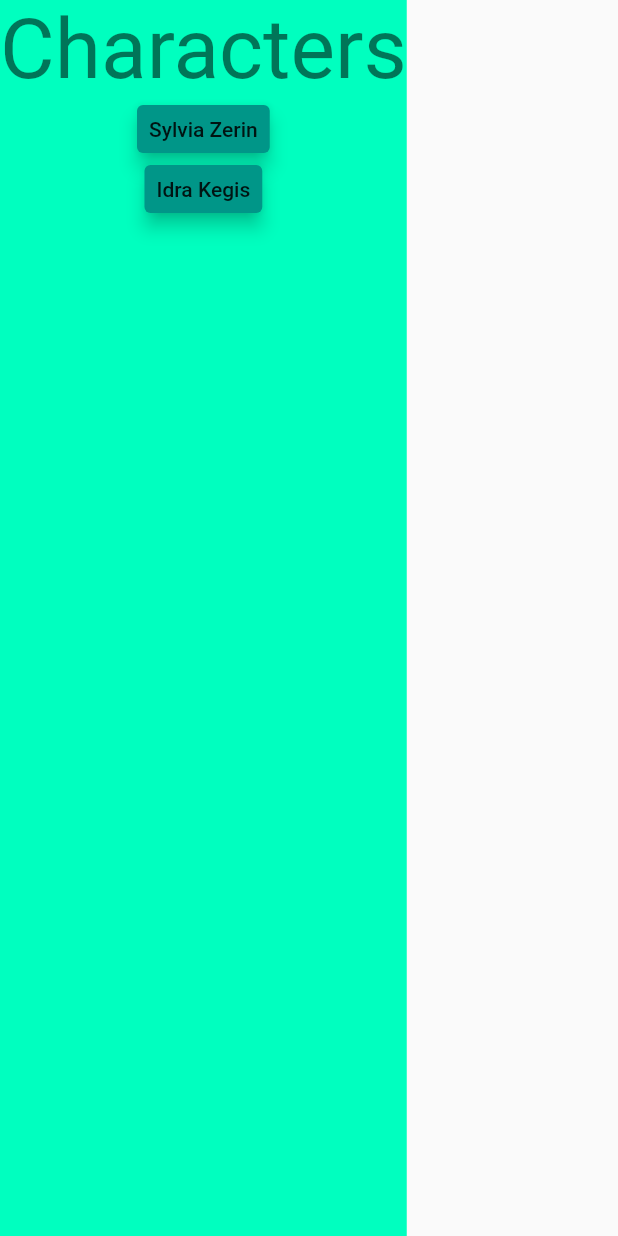
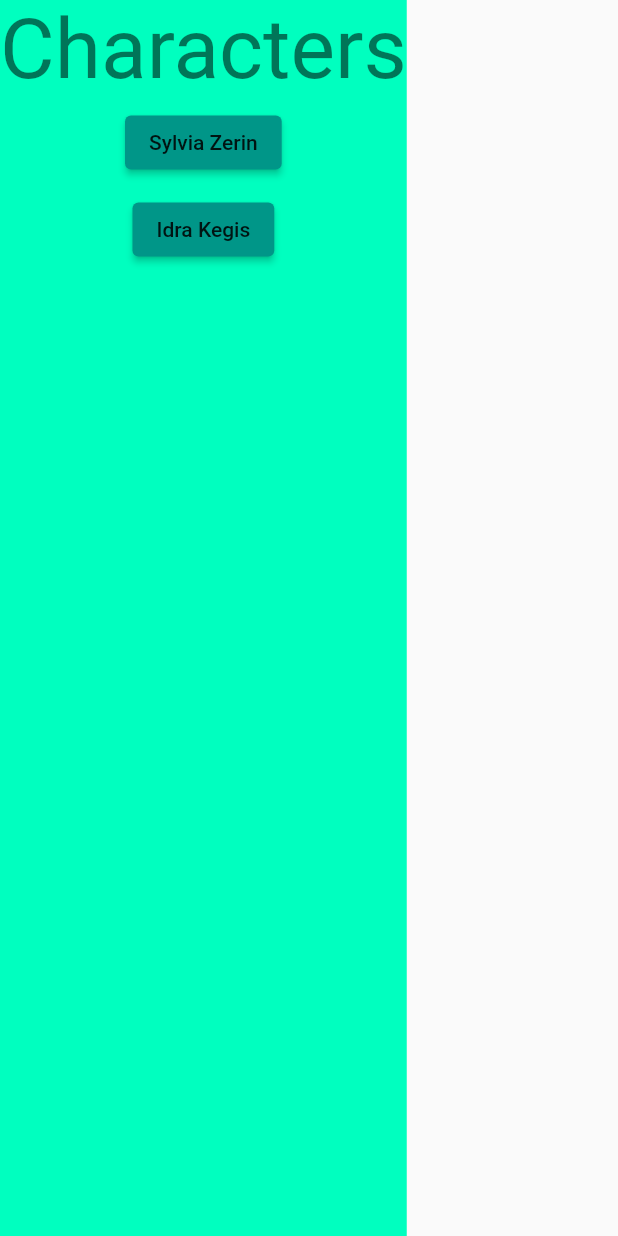
Before and after one commit to KiraResari/ceal-chronicler-f, a Flutter app: the CharacterSelectionView widget shown alone on an empty page, opened directly, on a phone screen of 412 x 824 dp. Run offline on Flutter 3.47's test engine with Material 2 defaults, Android fonts, the phone set to English and light mode, and no system bars; our stand-ins replace event_bus, get_it.

Commit message:
Added character view

```diff
--- a/lib/characters/character_selection_view.dart
+++ b/lib/characters/character_selection_view.dart
@@ -1,8 +1,11 @@
+import 'package:event_bus/event_bus.dart';
 import 'package:flutter/material.dart';
 import 'package:provider/provider.dart';
 
 import '../custom_colors.dart';
 import '../app_state.dart';
+import '../events/open_character_view_event.dart';
+import '../get_it_context.dart';
 import 'character.dart';
 
 class CharacterSelectionView extends StatelessWidget {
@@ -25,31 +28,34 @@ class CharacterSelectionView extends StatelessWidget {
           "Characters",
           style: titleStyle,
         ),
-        Column(children: _buildCharacterCards(context)),
+        Column(children: _buildCharacterButtons(context)),
       ],
     );
   }
 
-  List<Card> _buildCharacterCards(BuildContext context) {
+  List<Widget> _buildCharacterButtons(BuildContext context) {
     var appState = context.watch<AppState>();
     List<Character> characters = appState.getCharacters();
 
-    List<Card> characterCards = [];
+    List<Widget> characterButtons = [];
     for (var character in characters) {
-      var card = _buildCharacterCard(character, context);
-      characterCards.add(card);
+      var button = _buildCharacterButton(character, context);
+      characterButtons.add(button);
     }
-    return characterCards;
+    return characterButtons;
   }
 
-  Card _buildCharacterCard(Character character, BuildContext context) {
+  Widget _buildCharacterButton(
+      Character character, BuildContext context) {
+    var eventBus = getIt.get<EventBus>();
     var theme = Theme.of(context);
     TextStyle buttonStyle = theme.textTheme.button!;
-    return Card(
-      color: theme.colorScheme.primary,
-      elevation: 5,
-      child: Padding(
-        padding: const EdgeInsets.all(8.0),
+    return Padding(
+      padding: const EdgeInsets.all(5),
+      child: ElevatedButton(
+        onPressed: () {
+          eventBus.fire(OpenCharacterViewEvent(character));
+        },
         child: Text(
           character.name,
           style: buttonStyle,
--- a/lib/custom_colors.dart
+++ b/lib/custom_colors.dart
@@ -2,4 +2,5 @@ import 'package:flutter/material.dart';
 
 class CustomColors{
   static const background = Color.fromRGBO(0, 255, 191, 1);
+  static const cancelButton = Color.fromRGBO(255, 0, 0, 1);
 }
--- /dev/null
+++ b/lib/events/open_character_view_event.dart
@@ -0,0 +1,7 @@
+import '../characters/character.dart';
+
+class OpenCharacterViewEvent {
+  Character character;
+
+  OpenCharacterViewEvent(this.character);
+}
```
Also changed, not shown: lib/app_state.dart (+12 -0 lines), lib/characters/character_view.dart (added, +79 -0 lines), lib/theme/button_styles.dart (added, +11 -0 lines), lib/title_view.dart (+2 -5 lines).
